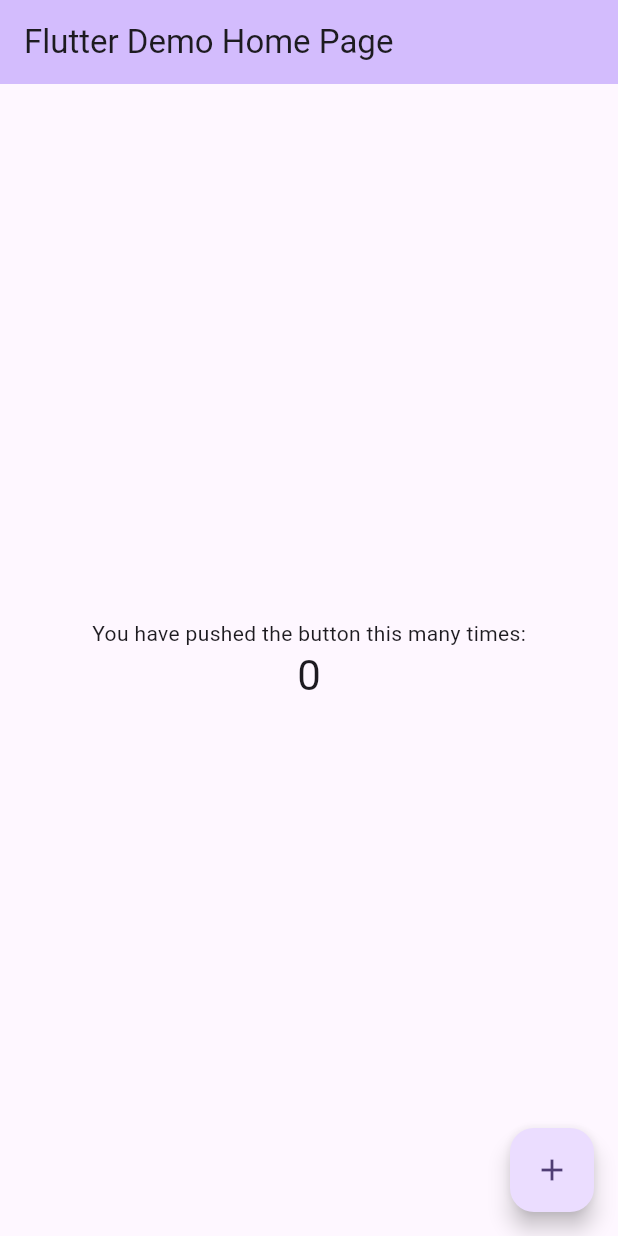
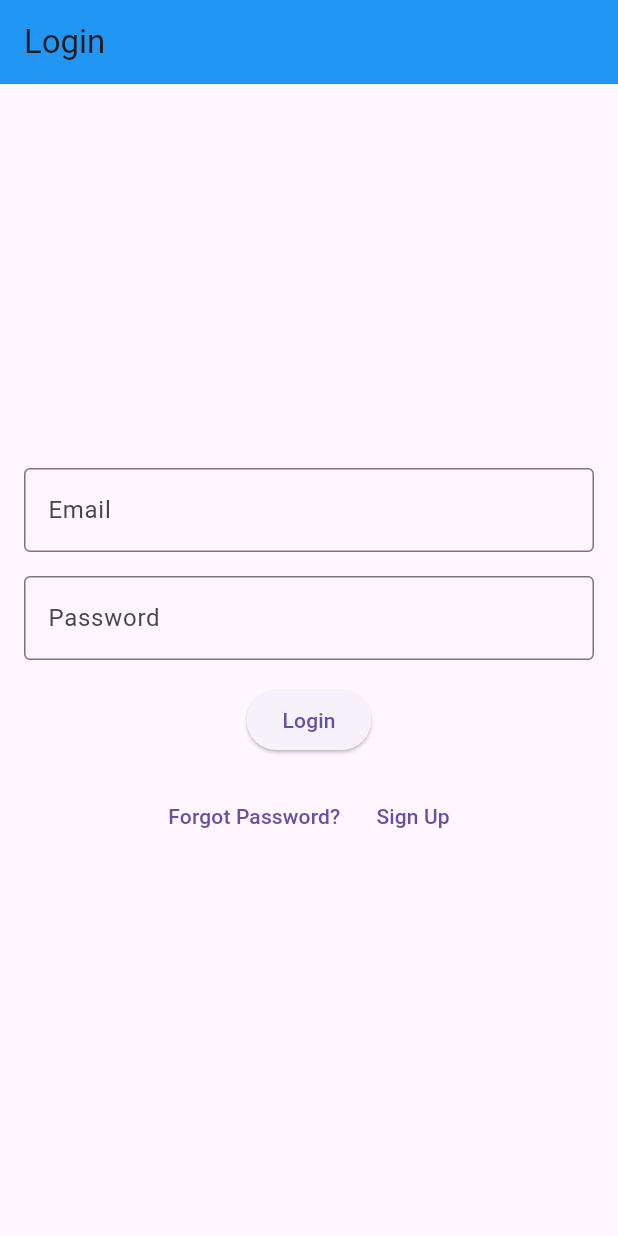
Before and after one commit to abdelaziz-oss/engagement_portal, a Flutter app: the screen it shows after launch, on a phone screen of 412 x 824 dp. Run offline on Flutter 3.47's test engine with Material 3 defaults, Android fonts, the light colour scheme and no system bars; our stand-ins replace bloc.

Commit message:
Second Commit

```diff
--- /dev/null
+++ b/devtools_options.yaml
@@ -0,0 +1,3 @@
+description: This file stores settings for Dart & Flutter DevTools.
+documentation: https://docs.flutter.dev/tools/devtools/extensions#configure-extension-enablement-states
+extensions:
--- /dev/null
+++ b/lib/features/login/presentation/bloc/cubit/login_cubit.dart
@@ -0,0 +1,8 @@
+import 'package:bloc/bloc.dart';
+import 'package:meta/meta.dart';
+
+part 'login_state.dart';
+
+class LoginCubit extends Cubit<LoginState> {
+  LoginCubit() : super(LoginInitial());
+}
--- /dev/null
+++ b/lib/features/login/presentation/pages/login_screen.dart
@@ -0,0 +1,107 @@
+import 'package:engagement_portal/features/registeration/presentation/pages/registration_screen.dart';
+import 'package:flutter/material.dart';
+
+class LoginScreen extends StatefulWidget {
+  const LoginScreen({super.key});
+
+  @override
+  State<LoginScreen> createState() => _LoginScreenState();
+}
+
+class _LoginScreenState extends State<LoginScreen> {
+  final _formkey = GlobalKey<FormState>();
+  final TextEditingController _emailCtrl = TextEditingController();
+  final TextEditingController _passwordCtrl = TextEditingController();
+  @override
+  Widget build(BuildContext context) {
+    return Scaffold(
+      appBar: AppBar(
+        title: const Text('Login'),
+        backgroundColor: Colors.blue,
+      ),
+      body: Padding(
+        padding: const EdgeInsets.all(16.0),
+        child: Form(
+          key: _formkey,
+          child: Column(
+            mainAxisAlignment: MainAxisAlignment.center,
+            children: [
+              TextFormField(
+                controller: _emailCtrl,
+                decoration: const InputDecoration(
+                  labelText: 'Email',
+                  border: OutlineInputBorder(),
+                ),
+                keyboardType: TextInputType.emailAddress,
+                validator: (value) {
+                  if (value == null || value.isEmpty) {
+                    return 'Please enter your email';
+                  }
+
+                  return null;
+                },
+              ),
+              const SizedBox(height: 16),
+
+              // Password Text Form Field
+              TextFormField(
+                controller: _passwordCtrl,
+                decoration: const InputDecoration(
+                  labelText: 'Password',
+                  border: OutlineInputBorder(),
+                ),
+                obscureText: true,
+                validator: (value) {
+                  if (value == null || value.isEmpty) {
+                    return 'Please enter your password';
+                  }
+                  // You can add more validation for password here
+                  return null;
+                },
+              ),
+              const SizedBox(height: 16),
+
+              ElevatedButton(
+                onPressed: () {
+                  if (_formkey.currentState?.validate() ?? false) {
+                    // Handle login logic here
+                    String email = _emailCtrl.text;
+                    String password = _passwordCtrl.text;
+                    print('Email: $email');
+                    print('Password: $password');
+                  }
+                },
+                child: const Text('Login'),
+              ),
+              const SizedBox(height: 16),
+              Row(
+                mainAxisAlignment: MainAxisAlignment.center,
+                children: [
+                  TextButton(
+                    onPressed: () {
+                      print('Forgot Password');
+                    },
+                    child: const Text('Forgot Password?'),
+                  ),
+                  TextButton(
+                    onPressed: () {
+                      print('Sign Up');
+                      Navigator.of(context).push(
+                        MaterialPageRoute(
+                          builder: (ctx) => const RegistrationScreen(),
+                        ),
+                      );
+                    },
+                    child: const Text('Sign Up'),
+                  ),
+                ],
+              ),
+
+              // Forgot Password Button
+            ],
+          ),
+        ),
+      ),
+    );
+  }
+}
--- a/lib/main.dart
+++ b/lib/main.dart
@@ -1,125 +1,19 @@
+import 'package:engagement_portal/features/login/presentation/pages/login_screen.dart';
 import 'package:flutter/material.dart';
 
 void main() {
-  runApp(const MyApp());
+  runApp(const EngagementPortal());
 }
 
-class MyApp extends StatelessWidget {
-  const MyApp({super.key});
+class EngagementPortal extends StatelessWidget {
+  const EngagementPortal({super.key});
 
   // This widget is the root of your application.
   @override
   Widget build(BuildContext context) {
-    return MaterialApp(
-      title: 'Flutter Demo',
-      theme: ThemeData(
-        // This is the theme of your application.
-        //
-        // TRY THIS: Try running your application with "flutter run". You'll see
-        // the application has a purple toolbar. Then, without quitting the app,
-        // try changing the seedColor in the colorScheme below to Colors.green
-        // and then invoke "hot reload" (save your changes or press the "hot
-        // reload" button in a Flutter-supported IDE, or press "r" if you used
-        // the command line to start the app).
-        //
-        // Notice that the counter didn't reset back to zero; the application
-        // state is not lost during the reload. To reset the state, use hot
-        // restart instead.
-        //
-        // This works for code too, not just values: Most code changes can be
-        // tested with just a hot reload.
-        colorScheme: ColorScheme.fromSeed(seedColor: Colors.deepPurple),
-        useMaterial3: true,
-      ),
-      home: const MyHomePage(title: 'Flutter Demo Home Page'),
+    return  MaterialApp(
+      theme: ThemeData(primarySwatch: Colors.blue),
+       home: const LoginScreen(),
     );
   }
 }
-
-class MyHomePage extends StatefulWidget {
-  const MyHomePage({super.key, required this.title});
-
-  // This widget is the home page of your application. It is stateful, meaning
-  // that it has a State object (defined below) that contains fields that affect
-  // how it looks.
-
-  // This class is the configuration for the state. It holds the values (in this
-  // case the title) provided by the parent (in this case the App widget) and
-  // used by the build method of the State. Fields in a Widget subclass are
-  // always marked "final".
-
-  final String title;
-
-  @override
-  State<MyHomePage> createState() => _MyHomePageState();
-}
-
-class _MyHomePageState extends State<MyHomePage> {
-  int _counter = 0;
-
-  void _incrementCounter() {
-    setState(() {
-      // This call to setState tells the Flutter framework that something has
-      // changed in this State, which causes it to rerun the build method below
-      // so that the display can reflect the updated values. If we changed
-      // _counter without calling setState(), then the build method would not be
-      // called again, and so nothing would appear to happen.
-      _counter++;
-    });
-  }
-
-  @override
-  Widget build(BuildContext context) {
-    // This method is rerun every time setState is called, for instance as done
-    // by the _incrementCounter method above.
-    //
-    // The Flutter framework has been optimized to make rerunning build methods
-    // fast, so that you can just rebuild anything that needs updating rather
-    // than having to individually change instances of widgets.
-    return Scaffold(
-      appBar: AppBar(
-        // TRY THIS: Try changing the color here to a specific color (to
-        // Colors.amber, perhaps?) and trigger a hot reload to see the AppBar
-        // change color while the other colors stay the same.
-        backgroundColor: Theme.of(context).colorScheme.inversePrimary,
-        // Here we take the value from the MyHomePage object that was created by
-        // the App.build method, and use it to set our appbar title.
-        title: Text(widget.title),
-      ),
-      body: Center(
-        // Center is a layout widget. It takes a single child and positions it
-        // in the middle of the parent.
-        child: Column(
-          // Column is also a layout widget. It takes a list of children and
-          // arranges them vertically. By default, it sizes itself to fit its
-          // children horizontally, and tries to be as tall as its parent.
-          //
-          // Column has various properties to control how it sizes itself and
-          // how it positions its children. Here we use mainAxisAlignment to
-          // center the children vertically; the main axis here is the vertical
-          // axis because Columns are vertical (the cross axis would be
-          // horizontal).
-          //
-          // TRY THIS: Invoke "debug painting" (choose the "Toggle Debug Paint"
-          // action in the IDE, or press "p" in the console), to see the
-          // wireframe for each widget.
-          mainAxisAlignment: MainAxisAlignment.center,
-          children: <Widget>[
-            const Text(
-              'You have pushed the button this many times:',
-            ),
-            Text(
-              '$_counter',
-              style: Theme.of(context).textTheme.headlineMedium,
-            ),
-          ],
-        ),
-      ),
-      floatingActionButton: FloatingActionButton(
-        onPressed: _incrementCounter,
-        tooltip: 'Increment',
-        child: const Icon(Icons.add),
-      ), // This trailing comma makes auto-formatting nicer for build methods.
-    );
-  }
-}
```
Also changed, not shown: lib/features/login/presentation/bloc/cubit/login_state.dart (added, +9 -0 lines), lib/features/registeration/presentation/pages/registration_screen.dart (added, +129 -0 lines), 1 other file.
